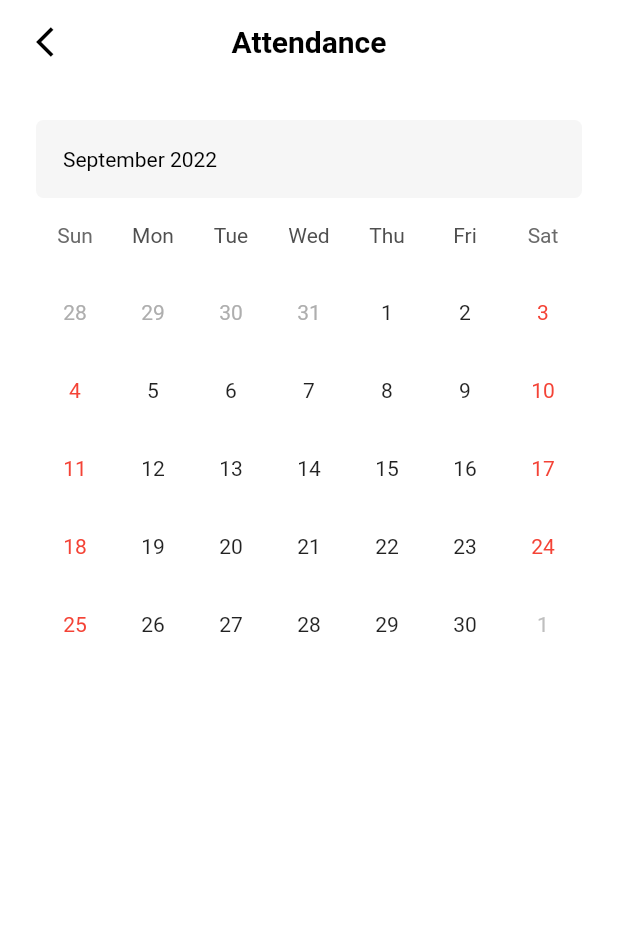
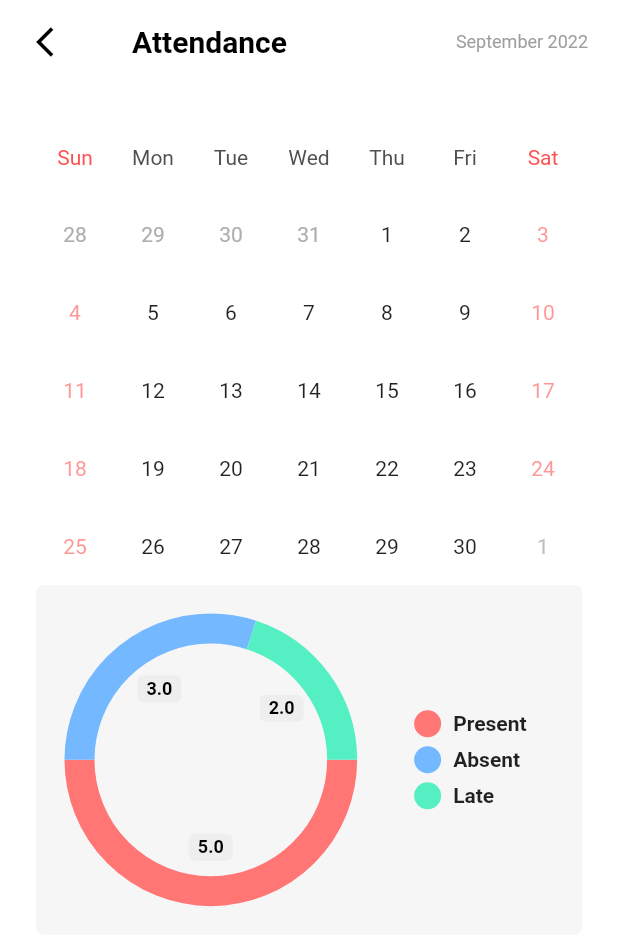
Before and after one commit to aninarafath6/arnhss, a Flutter app: the AttendanceView screen opened by its route, on a phone screen of 412 x 824 dp. Shown: the top 946 px of the screen. Run offline on Flutter 3.47's test engine with Material 2 defaults, Android fonts, the phone set to English and light mode, and no system bars; drawn by our look-alikes of pie_chart, table_calendar; our stand-ins replace cached_network_image, flutter_keyboard_visibility, flutter_otp_text_field, get, google_fonts, lottie and 1 more.

Commit message:
custom caleder header

```diff
--- a/arnhss-app/lib/features/attendance/view/attendance_view.dart
+++ b/arnhss-app/lib/features/attendance/view/attendance_view.dart
@@ -1,34 +1,87 @@
 import 'package:arnhss/common/constants/color_constants.dart';
+import 'package:arnhss/features/attendance/view_model/attendance_view_model.dart';
 import 'package:arnhss/features/attendance/widgets/attendance_calendar.dart';
 import 'package:arnhss/features/authentication/login/view/index.dart';
+import 'package:pie_chart/pie_chart.dart';
 
-class AttendanceView extends StatelessWidget {
+class AttendanceView extends StatefulWidget {
   const AttendanceView({Key? key}) : super(key: key);
   static const routeName = "/attendance";
+
+  @override
+  State<AttendanceView> createState() => _AttendanceViewState();
+}
+
+class _AttendanceViewState extends State<AttendanceView> {
+  Map<String, double> dataMap = {
+    "Present": 5,
+    "Absent": 3,
+    "Late": 2,
+  };
+  AttendanceViewModel attendanceViewModel = AttendanceViewModel();
+
+  @override
+  void initState() {
+    // attendanceViewModel.();
+    super.initState();
+  }
+
+  @override
+  void dispose() {
+    // TODO: implement dispose
+    super.dispose();
+  }
 
   @override
   Widget build(BuildContext context) {
     return Scaffold(
       appBar: AppBar(
-        backgroundColor: Colors.white,
+        backgroundColor: CustomColors.white,
         elevation: 0,
         leadingWidth: 72,
-        centerTitle: true,
+        centerTitle: false,
         leading: IconButton(
             splashRadius: 25,
             onPressed: () {
               Navigator.pop(context);
             },
             icon: const Icon(Icons.arrow_back_ios, color: CustomColors.dark)),
-        title: const Text("Attendance",
-            style: TextStyle(
-                color: CustomColors.dark, fontWeight: FontWeight.bold)),
+        title: const Text(
+          "Attendance",
+          style:
+              TextStyle(color: CustomColors.dark, fontWeight: FontWeight.bold),
+        ),
+        actions: [
+          Center(
+            child: Text(
+              context.watch<AttendanceViewModel>().selectedPage,
+              style: const TextStyle(
+                color: CustomColors.light,
+                fontSize: 12,
+                fontWeight: FontWeight.w400,
+              ),
+            ),
+          ),
+          SizedBox(width: 20),
+        ],
       ),
       body: Padding(
         padding: const EdgeInsets.all(24),
         child: Column(
-          children: const [
-            AttendanceCalendar(),
+          children: [
+            const AttendanceCalendar(),
+            Container(
+              padding: EdgeInsets.all(21),
+              decoration: BoxDecoration(
+                  color: CustomColors.lightBgOverlay,
+                  borderRadius: BorderRadius.circular(
+                    5,
+                  )),
+              child: PieChart(
+                dataMap: dataMap,
+                chartType: ChartType.ring,
+              ),
+            ),
           ],
         ),
       ),
--- /dev/null
+++ b/arnhss-app/lib/features/attendance/view_model/attendance_view_model.dart
@@ -0,0 +1,26 @@
+import 'package:flutter/material.dart';
+
+class AttendanceViewModel extends ChangeNotifier {
+  final List<String> _months = [
+    'January',
+    'February',
+    'March',
+    'April',
+    'May',
+    'June',
+    'July',
+    'August',
+    'September',
+    'October',
+    'November',
+    'December'
+  ];
+  late String selectedPage =
+      _months[DateTime.now().month - 1] + " " + DateTime.now().year.toString();
+
+  set onPageChanged(DateTime date) {
+    selectedPage = _months[date.month - 1] + " " + date.year.toString();
+    notifyListeners();
+    print(selectedPage);
+  }
+}
--- a/arnhss-app/lib/features/attendance/widgets/attendance_calendar.dart
+++ b/arnhss-app/lib/features/attendance/widgets/attendance_calendar.dart
@@ -1,8 +1,7 @@
-import 'dart:math';
-
 import 'package:arnhss/common/constants/color_constants.dart';
+import 'package:arnhss/features/attendance/view_model/attendance_view_model.dart';
 import 'package:flutter/material.dart';
-import 'package:intl/intl.dart';
+import 'package:provider/provider.dart';
 import 'package:table_calendar/table_calendar.dart';
 
 class AttendanceCalendar extends StatefulWidget {
@@ -23,25 +22,35 @@ class _AttendanceCalendarState extends State<AttendanceCalendar> {
         firstDay: DateTime.utc(2010, 10, 16),
         lastDay: DateTime.utc(DateTime.now().year, DateTime.now().month, 30),
         focusedDay: DateTime.now(),
-        calendarStyle: const CalendarStyle(
+        calendarStyle: CalendarStyle(
           weekendTextStyle: TextStyle(
-            color: Colors.red,
+            color: Colors.redAccent.withOpacity(.6),
           ),
           isTodayHighlighted: false,
         ),
-        headerStyle: HeaderStyle(
-          leftChevronVisible: false,
-          rightChevronVisible: false,
-          formatButtonVisible: false,
-          headerPadding: const EdgeInsets.all(18),
-          titleTextStyle: const TextStyle(color: Colors.black),
-          decoration: BoxDecoration(
-            color: CustomColors.lightBgOverlay,
-            borderRadius: BorderRadius.circular(5),
-          ),
-        ),
+        daysOfWeekStyle: DaysOfWeekStyle(
+            weekendStyle: TextStyle(color: Colors.redAccent.withOpacity(1))),
+        // headerStyle: HeaderStyle(
+        //   leftChevronVisible: false,
+        //   titleCentered: true,
+        //   rightChevronVisible: false,
+        //   formatButtonVisible: false,
+        //   headerPadding: const EdgeInsets.only(bottom: 10),
+        //   headerMargin: const EdgeInsets.only(bottom: 20),
+        //   titleTextStyle: const TextStyle(color: Colors.black),
+        //   decoration: BoxDecoration(
+        //     color: CustomColors.lightBgOverlay,
+        //     // borderRadius: BorderRadius.circular(5),
+        //     borderRadius: BorderRadius.only(
+        //       bottomRight: Radius.circular(10),
+        //       bottomLeft: Radius.circular(10),
+        //     ),
+        //   ),
+        // ),
+        onPageChanged: (date) =>
+            context.read<AttendanceViewModel>().onPageChanged = date,
         daysOfWeekHeight: 50,
-        headerVisible: true,
+        headerVisible: false,
       ),
     );
   }
--- a/arnhss-app/lib/main.dart
+++ b/arnhss-app/lib/main.dart
@@ -1,5 +1,6 @@
 import 'package:arnhss/common/routes/app_routes.dart';
 import 'package:arnhss/common/theme/theme.dart';
+import 'package:arnhss/features/attendance/view_model/attendance_view_model.dart';
 import 'package:arnhss/features/authentication/login/view_model/country_view_model.dart';
 import 'package:arnhss/features/authentication/login/view_model/login_view_model.dart';
 import 'package:arnhss/features/authentication/otp_verification/view_model/verify_otp_view_model.dart';
@@ -29,6 +30,7 @@ class MyApp extends StatelessWidget {
         ChangeNotifierProvider(create: (_) => LoginViewModel()),
         ChangeNotifierProvider(create: (_) => VerifyOtpViewModel()),
         ChangeNotifierProvider(create: (_) => HomeViewModel()),
+        ChangeNotifierProvider(create: (_) => AttendanceViewModel()),
       ],
       child: GetMaterialApp(
         title: 'arnhss',
--- a/arnhss-app/pubspec.yaml
+++ b/arnhss-app/pubspec.yaml
@@ -32,6 +32,7 @@ dependencies:
 
   intl: ^0.17.0
   cached_network_image: ^3.2.1
+  pie_chart: ^5.3.2
 
 dev_dependencies:
   flutter_test:
```
Also changed, not shown: arnhss-app/pubspec.lock.
